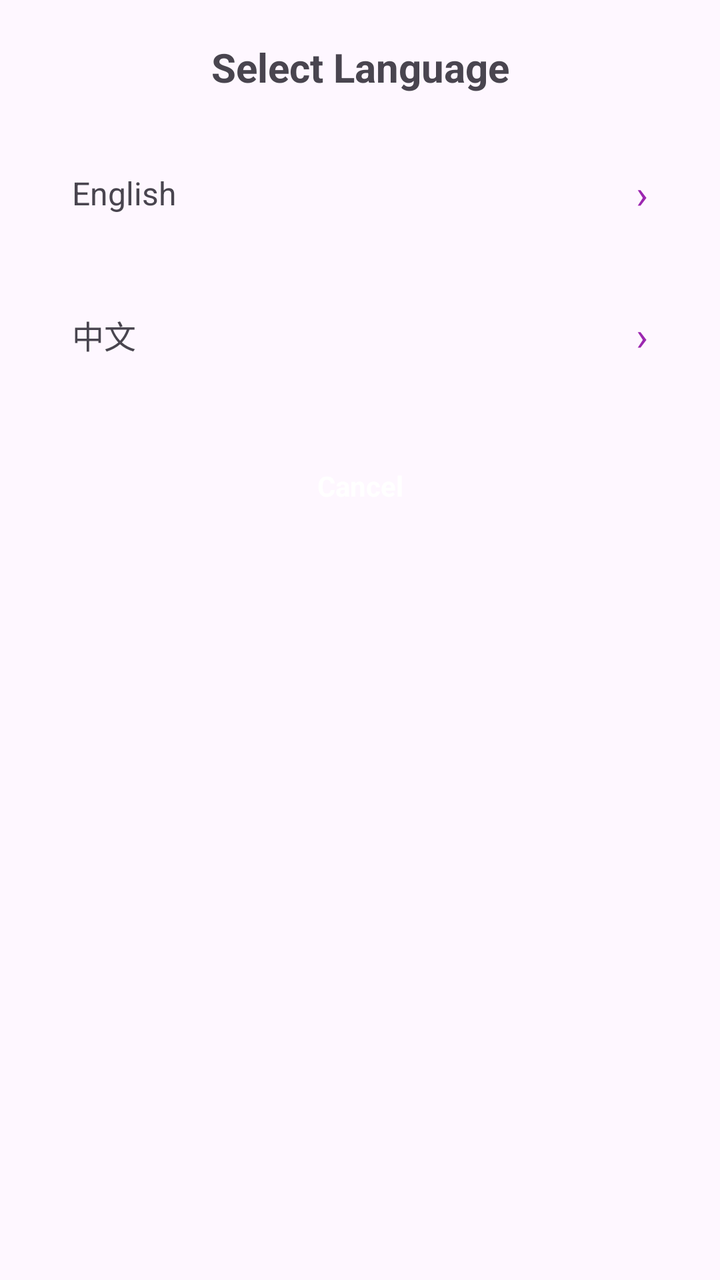
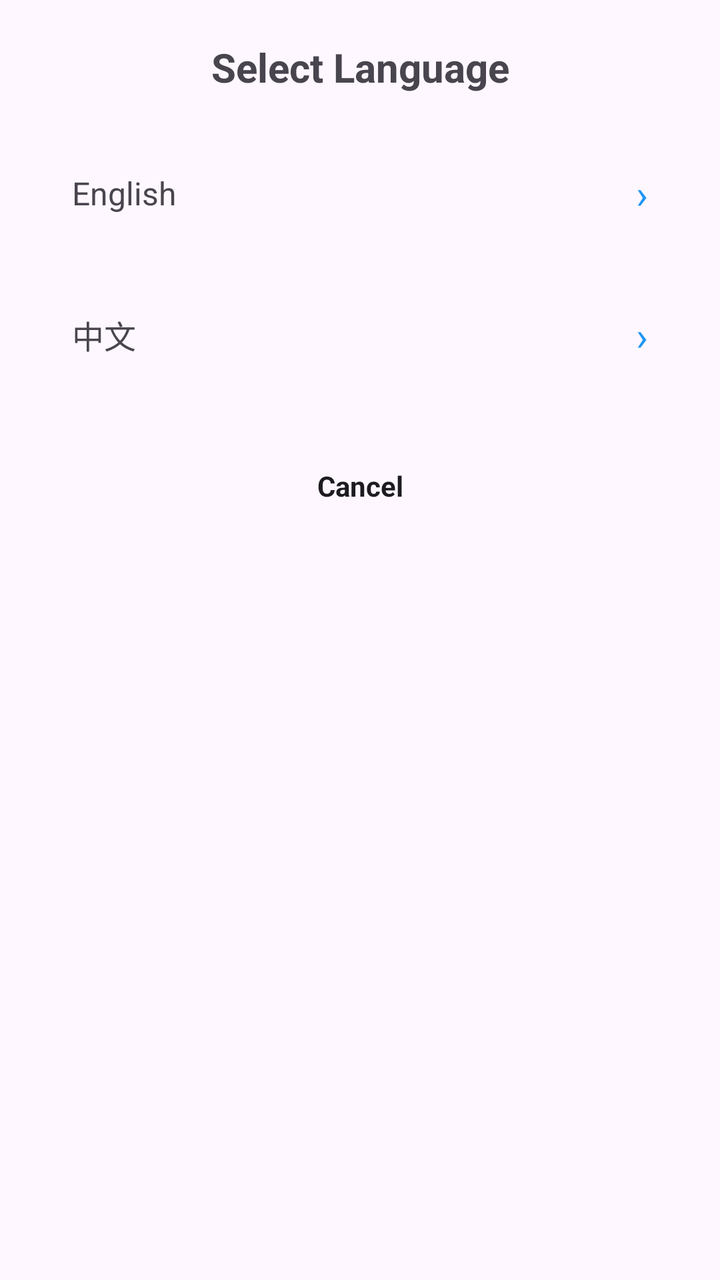

The first picture is an Android layout as it rendered before a commit; the second is the same layout after the commit. The layout source and the unified diff follow.
<!-- AndroidManifest.xml: application theme Base.Theme.DailyToDoList -->
<!-- res/layout/dialog_language.xml -->
<?xml version="1.0" encoding="utf-8"?>
<LinearLayout xmlns:android="http://schemas.android.com/apk/res/android"
    android:layout_width="match_parent"
    android:layout_height="wrap_content"
    android:orientation="vertical"
    android:padding="20dp">

    <TextView
        android:id="@+id/titleText"
        android:layout_width="match_parent"
        android:layout_height="wrap_content"
        android:text="@string/select_language"
        android:textSize="20sp"
        android:textStyle="bold"
        android:gravity="center"
        android:paddingBottom="20dp" />

    <LinearLayout
        android:id="@+id/englishOption"
        android:layout_width="match_parent"
        android:layout_height="wrap_content"
        android:orientation="horizontal"
        android:gravity="center_vertical"
        android:padding="16dp"
        android:layout_marginBottom="12dp"
        android:clickable="true"
        android:focusable="true">

        <TextView
            android:id="@+id/englishText"
            android:layout_width="0dp"
            android:layout_height="wrap_content"
            android:layout_weight="1"
            android:text="@string/english"
            android:textSize="16sp" />

        <TextView
            android:id="@+id/englishArrow"
            android:layout_width="wrap_content"
            android:layout_height="wrap_content"
            android:text="›"
            android:textSize="20sp"
            android:textColor="#9C27B0" />

    </LinearLayout>

    <LinearLayout
        android:id="@+id/chineseOption"
        android:layout_width="match_parent"
        android:layout_height="wrap_content"
        android:orientation="horizontal"
        android:gravity="center_vertical"
        android:padding="16dp"
        android:layout_marginBottom="24dp"
        android:clickable="true"
        android:focusable="true">

        <TextView
            android:id="@+id/chineseText"
            android:layout_width="0dp"
            android:layout_height="wrap_content"
            android:layout_weight="1"
            android:text="@string/chinese"
            android:textSize="16sp" />

        <TextView
            android:id="@+id/chineseArrow"
            android:layout_width="wrap_content"
            android:layout_height="wrap_content"
            android:text="›"
            android:textSize="20sp"
            android:textColor="#9C27B0" />

    </LinearLayout>

    <TextView
        android:id="@+id/cancelButton"
        android:layout_width="match_parent"
        android:layout_height="44dp"
        android:text="@string/cancel"
        android:textSize="14sp"
        android:textStyle="bold"
        android:textColor="#FFFFFF"
        android:gravity="center"
        android:clickable="true"
        android:focusable="true" />

</LinearLayout>
<!-- resources referenced by this layout -->
<resources>
  <string name="cancel">Cancel</string>
  <string name="chinese">中文</string>
  <string name="english">English</string>
  <string name="select_language">Select Language</string>
  <style name="Base.Theme.DailyToDoList" parent="Theme.Material3.DayNight.NoActionBar">
          <item name="colorPrimary">@color/default_primary</item>
          <item name="colorOnPrimary">@color/white</item>
          <item name="colorSecondary">@color/default_accent</item>
          <item name="colorOnSecondary">@color/white</item>
          <item name="android:statusBarColor">@color/default_start</item>
          <item name="android:windowLightStatusBar">true</item>
          <item name="android:navigationBarColor">@color/white</item>
          <item name="android:windowLightNavigationBar">false</item>
      </style>
  <color name="default_primary">#2196F3</color>
  <color name="white">#FFFFFFFF</color>
  <color name="default_accent">#E94560</color>
  <color name="default_start">#2196F3</color>
</resources>

<!-- the commit's change to res/layout/dialog_language.xml (unified diff, before → after) -->
@@ -40,7 +40,7 @@
             android:layout_height="wrap_content"
             android:text="›"
             android:textSize="20sp"
-            android:textColor="#9C27B0" />
+            android:textColor="?attr/colorPrimary" />
 
     </LinearLayout>
 
@@ -69,7 +69,7 @@
             android:layout_height="wrap_content"
             android:text="›"
             android:textSize="20sp"
-            android:textColor="#9C27B0" />
+            android:textColor="?attr/colorPrimary" />
 
     </LinearLayout>
 
@@ -80,7 +80,7 @@
         android:text="@string/cancel"
         android:textSize="14sp"
         android:textStyle="bold"
-        android:textColor="#FFFFFF"
+        android:textColor="?attr/colorOnSurface"
         android:gravity="center"
         android:clickable="true"
         android:focusable="true" />
